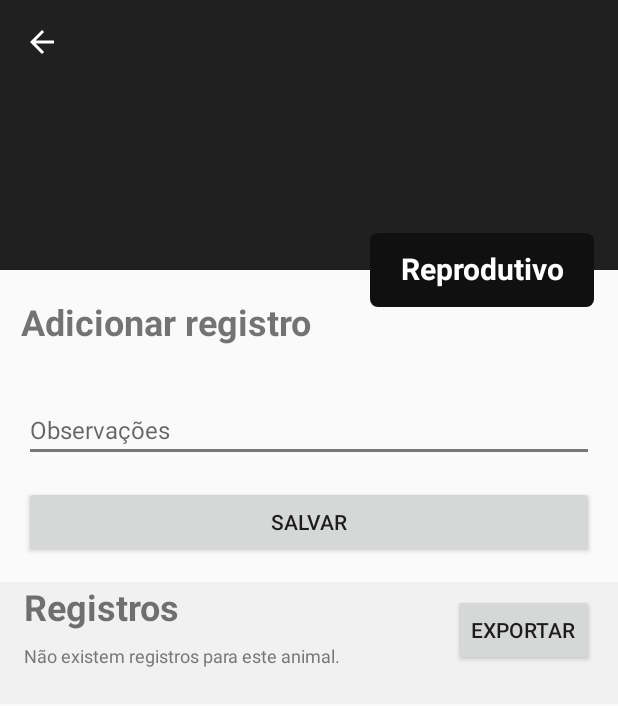
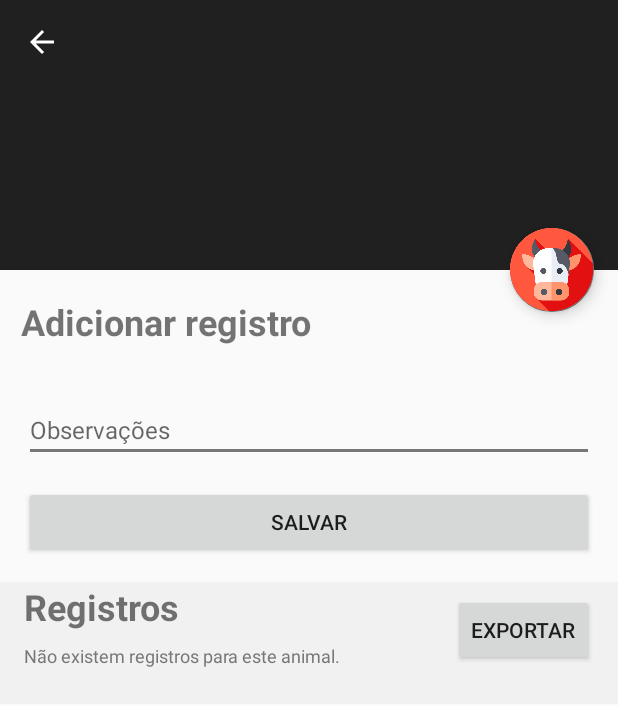
Before and after one commit to leandro-jesus-eng/Apis-mobile-UEMS, an Android app: the AdicionarComportamento screen opened directly, with no data from a screen before it, on a phone screen of 412 x 824 dp. Shown: the top 706 px of the screen. Run offline under Robolectric (Android 15) with nearby library versions, the phone set to English and light mode, and no system bars; our stand-ins replace Room's generated code; libraries missing offline, so code that uses them is left out: org.apache.commons; 12 statements that could not run were skipped.

Commit message:
Resolvendo txt Comportamento e melhorando botão do adicionar comportamento

```diff
--- a/app/src/main/java/com/apis/database/DbRepository.java
+++ b/app/src/main/java/com/apis/database/DbRepository.java
@@ -2,6 +2,7 @@ package com.apis.database;
 
 import android.content.Context;
 import android.os.Build;
+import android.os.Environment;
 import android.widget.Toast;
 
 import androidx.annotation.RequiresApi;
@@ -269,7 +270,9 @@ public class DbRepository {
 
         //Antes de fazer a consulta
         //Apaga o arquivo de dados do animal, se houver
+
         File files[] = context.getExternalFilesDirs(null);
+
         File f = null;
         if(files.length > 0) {
             f = new File( files[0] , FileControl.getNameOfAnimalCSV(lote, animal));
--- a/app/src/main/java/com/apis/features/comportamentos_list/AdicionarComportamento.java
+++ b/app/src/main/java/com/apis/features/comportamentos_list/AdicionarComportamento.java
@@ -10,6 +10,7 @@ import android.content.SharedPreferences;
 import android.net.Uri;
 import android.os.Build;
 import android.os.Bundle;
+import android.os.Environment;
 import android.os.SystemClock;
 import android.view.LayoutInflater;
 import android.view.MenuItem;
@@ -38,6 +39,7 @@ import com.apis.model.FileControl;
 import com.apis.model.FormularioComportamento;
 import com.apis.model.Lote;
 import com.apis.model.TipoComportamento;
+import com.google.android.material.floatingactionbutton.FloatingActionButton;
 
 import java.io.File;
 import java.io.FileNotFoundException;
@@ -65,7 +67,7 @@ public class AdicionarComportamento extends AppCompatActivity {
     final private List<CheckBox> listComportamentoView = new ArrayList<>();
     List<TipoComportamento> tiposComportamentoReprodutivo = new ArrayList<>();
     List<Comportamento> comportamentosReprodutivos = new ArrayList<>();
-    private TextView goToReprodutivo;
+    private FloatingActionButton goToReprodutivo;
 
     DbRepository database;
     LinearLayout layout;
@@ -82,7 +84,7 @@ public class AdicionarComportamento extends AppCompatActivity {
 
         database = new DbRepository(this);
         layout = findViewById(R.id.linearLayoutAddComp);
-        goToReprodutivo = findViewById(R.id.goToReprodutivo_textView);
+        goToReprodutivo = findViewById(R.id.fab);
 
 
         pegarDadosActivityPassada();
@@ -132,8 +134,10 @@ public class AdicionarComportamento extends AppCompatActivity {
             if(database.getFormularioPadrao(true) == null){
                 DateTime dateTime = new DateTime();
                 String dataCriacao = dateTime.pegarData() + " " + dateTime.pegarHora();
+
                 database.insertFormularioComportamento(new FormularioComportamento(0, dataCriacao, true, -1));
                 formularioComportamento = database.getFormularioPadrao(true);
+
                 createPatternData();
             }else{
                 formularioComportamento = database.getFormularioPadrao(true);
@@ -332,14 +336,14 @@ public class AdicionarComportamento extends AppCompatActivity {
     }
 
     public void salvarDados(){
-        comportamento = "";
+        //comportamento = "";
 
         for (CheckBox viewComportamento : listComportamentoView){
             if(viewComportamento.isChecked()){
                 comportamento += viewComportamento.getText()+"; " ;
             }
         }
-
+        String c = comportamento;
         if(!comportamentoReprodutivo.isEmpty()){
             comportamento += comportamentoReprodutivo;
         }
@@ -440,7 +444,6 @@ public class AdicionarComportamento extends AppCompatActivity {
 
         AlertDialog alert = alertDialogBuilder.create();
         alert.show();
-        comportamento = "";
     }
 
     public void salvarTxt(int idAnimal, String nomeAnimal, String data, String hora, String comportamento, String obS){
@@ -452,10 +455,10 @@ public class AdicionarComportamento extends AppCompatActivity {
         try {
                 try {
 
-                    File files[] = getBaseContext().getExternalFilesDirs(null);
+                     File files[] = getBaseContext().getExternalFilesDirs(null);
+
                     File f = null;
                     if(files.length > 0) {
-                        Toast.makeText(getApplicationContext(), files[0].toString(), Toast.LENGTH_SHORT).show();
                         f = new File( files[0] , FileControl.getNameOfLoteCSV(lote));
                         if (!f.exists()){
                             f.createNewFile();
--- a/app/src/main/java/com/apis/features/lote_list/LoteAdapter.java
+++ b/app/src/main/java/com/apis/features/lote_list/LoteAdapter.java
@@ -136,7 +136,7 @@ public class LoteAdapter extends RecyclerView.Adapter<LoteViewHolder>{
                     for(Animal animal : listAnimais) {
                         List<AnotacaoComportamento> listComp = database.getAnotacoesComportamento(animal.getId());
                         for (AnotacaoComportamento comportamento : listComp) {
-                           out.write(comportamento.toString().getBytes());
+                           out.write(comportamento.getNomeComportamento().getBytes());
                            out.write('\n');
                             existeDados = true;
                         }
--- a/app/src/main/java/com/apis/model/FileControl.java
+++ b/app/src/main/java/com/apis/model/FileControl.java
@@ -1,6 +1,7 @@
 package com.apis.model;
 
 import android.content.Context;
+import android.os.Environment;
 import android.util.Log;
 import android.widget.Toast;
 
@@ -34,6 +35,7 @@ public class FileControl {
     private File getMarkedOptionsFile () throws IOException {
 
         File files[] = context.getExternalFilesDirs(null);
+
         File f = null;
         if(files.length > 0) {
             f = new File( files[0] , "marked_options.tmp");
--- /dev/null
+++ b/app/src/main/res/drawable/ic_baseline_keyboard_arrow_right_24.xml
@@ -0,0 +1,5 @@
+<vector android:height="24dp" android:tint="#FFFFFF"
+    android:viewportHeight="24" android:viewportWidth="24"
+    android:width="24dp" xmlns:android="http://schemas.android.com/apk/res/android">
+    <path android:fillColor="@android:color/white" android:pathData="M8.59,16.59L13.17,12 8.59,7.41 10,6l6,6 -6,6 -1.41,-1.41z"/>
+</vector>
--- a/app/src/main/res/layout/activity_adicionar_comportamento.xml
+++ b/app/src/main/res/layout/activity_adicionar_comportamento.xml
@@ -164,29 +164,22 @@
                 android:layout_marginEnd="16dp"
                 android:layout_marginRight="16dp"
                 android:text="Exportar"
-                app:layout_constraintEnd_toEndOf="@+id/fundoCinza"
-                app:layout_constraintTop_toTopOf="@+id/fundoCinza" />
+                app:layout_constraintEnd_toEndOf="@id/fundoCinza"
+                app:layout_constraintTop_toTopOf="@id/fundoCinza" />
 
 
         </androidx.constraintlayout.widget.ConstraintLayout>
     </androidx.core.widget.NestedScrollView>
 
-    <TextView
-        android:id="@+id/goToReprodutivo_textView"
+    <com.google.android.material.floatingactionbutton.FloatingActionButton
+        android:id="@+id/fab"
         android:layout_width="wrap_content"
         android:layout_height="wrap_content"
         android:layout_margin="@dimen/fab_margin"
         app:layout_anchor="@id/app_bar"
         app:layout_anchorGravity="bottom|end"
-        android:text="@string/reprodutivo"
-        android:textAlignment="center"
-        android:textSize="20sp"
-        android:textColor="@color/white"
-        android:textStyle="bold"
-        android:paddingTop="10dp"
-        android:paddingBottom="12dp"
-        android:paddingStart="20dp"
-        android:paddingEnd="20dp"
-        android:background="@drawable/button_ir_para_reprodutivo"/>
-
+        android:src="@drawable/cow_red"
+        android:contentDescription="@string/reprodutivo"
+        app:maxImageSize="55dp"
+        />
 </androidx.coordinatorlayout.widget.CoordinatorLayout>
```
Also changed, not shown: app/src/main/res/layout/activity_adicionar_comp_reprodutivo.xml (+0 -11 lines), app/src/main/res/drawable/cow_red.png (added), app/src/main/res/drawable/reprodutivo.png (added).
